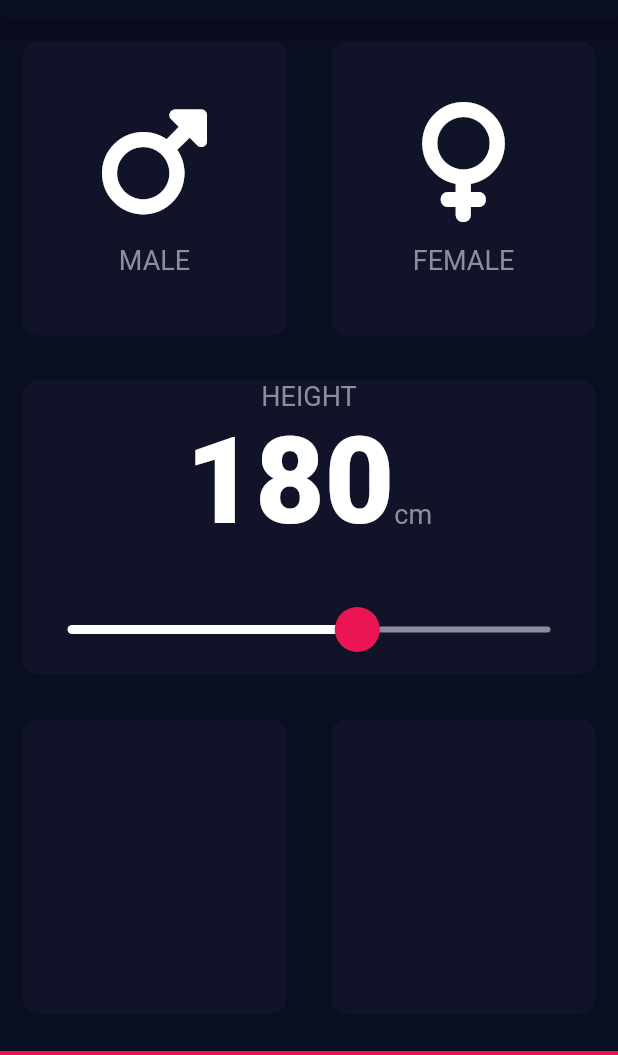
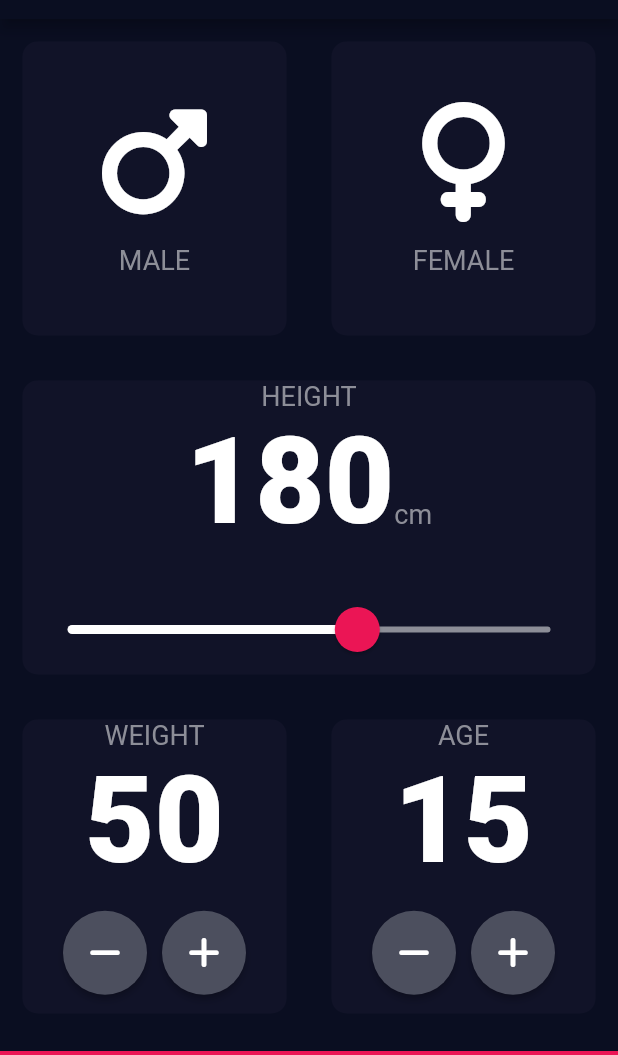
Before and after one commit to abayomiDare/bmi_calc, a Flutter app: the screen it shows after launch, on a phone screen of 412 x 824 dp, the part 65-1120 px from its top. Run offline on Flutter 3.47's test engine with Material 2 defaults, Android fonts, the phone set to English and light mode, and no system bars; our stand-ins replace font_awesome_flutter.

Commit message:
update initial screen

```diff
--- a/lib/input_page.dart
+++ b/lib/input_page.dart
@@ -3,6 +3,7 @@ import 'package:font_awesome_flutter/font_awesome_flutter.dart';
 import 'card.dart';
 import 'card_content.dart';
 import 'constant.dart';
+import 'round_icon_button.dart';
 
 enum Gender { male, female }
 
@@ -16,6 +17,8 @@ class InputPage extends StatefulWidget {
 class _InputPageState extends State<InputPage> {
   Gender? selectedGender;
   int height = 180;
+  int weight = 50;
+  int age = 15;
 
   @override
   Widget build(BuildContext context) {
@@ -114,15 +117,71 @@ class _InputPageState extends State<InputPage> {
           ),
           Expanded(
             child: Row(
-              children: const [
+              children: [
                 Expanded(
                   child: ReusableCard(
                     colour: kInactiveColor,
+                    cardChild: Column(
+                      mainAxisAlignment: MainAxisAlignment.center,
+                      children: [
+                        const Text("WEIGHT", style: kTextStyle),
+                        Text(weight.toString(), style: kNumberStyle),
+                        Expanded(
+                            child: Row(
+                                mainAxisAlignment: MainAxisAlignment.center,
+                                children: [
+                              RoundIconButton(
+                                icon: FontAwesomeIcons.minus,
+                                onPressed: () {
+                                  setState(() {
+                                    weight--;
+                                  });
+                                },
+                              ),
+                              const SizedBox(width: 10.0),
+                              RoundIconButton(
+                                  icon: FontAwesomeIcons.plus,
+                                  onPressed: () {
+                                    setState(() {
+                                      weight++;
+                                    });
+                                  }),
+                            ]))
+                      ],
+                    ),
                   ),
                 ),
                 Expanded(
                   child: ReusableCard(
                     colour: kInactiveColor,
+                    cardChild: Column(
+                      mainAxisAlignment: MainAxisAlignment.center,
+                      children: [
+                        const Text("AGE", style: kTextStyle),
+                        Text(age.toString(), style: kNumberStyle),
+                        Expanded(
+                            child: Row(
+                                mainAxisAlignment: MainAxisAlignment.center,
+                                children: [
+                              RoundIconButton(
+                                icon: FontAwesomeIcons.minus,
+                                onPressed: () {
+                                  setState(() {
+                                    age--;
+                                  });
+                                },
+                              ),
+                              const SizedBox(width: 10.0),
+                              RoundIconButton(
+                                  icon: FontAwesomeIcons.plus,
+                                  onPressed: () {
+                                    setState(() {
+                                      age++;
+                                    });
+                                  }),
+                            ]))
+                      ],
+                    ),
                   ),
                 ),
               ],
--- /dev/null
+++ b/lib/round_icon_button.dart
@@ -0,0 +1,18 @@
+import 'package:flutter/material.dart';
+
+class RoundIconButton extends StatelessWidget {
+  RoundIconButton({required this.icon, required this.onPressed});
+  final IconData icon;
+  final Function() onPressed;
+
+  @override
+  Widget build(BuildContext context) {
+    return RawMaterialButton(
+      constraints: const BoxConstraints.tightFor(width: 56.0, height: 56.0),
+      fillColor: const Color(0xFF4C4F5E),
+      onPressed: onPressed,
+      shape: const CircleBorder(),
+      child: Icon(icon, color: Colors.white),
+    );
+  }
+}
```
